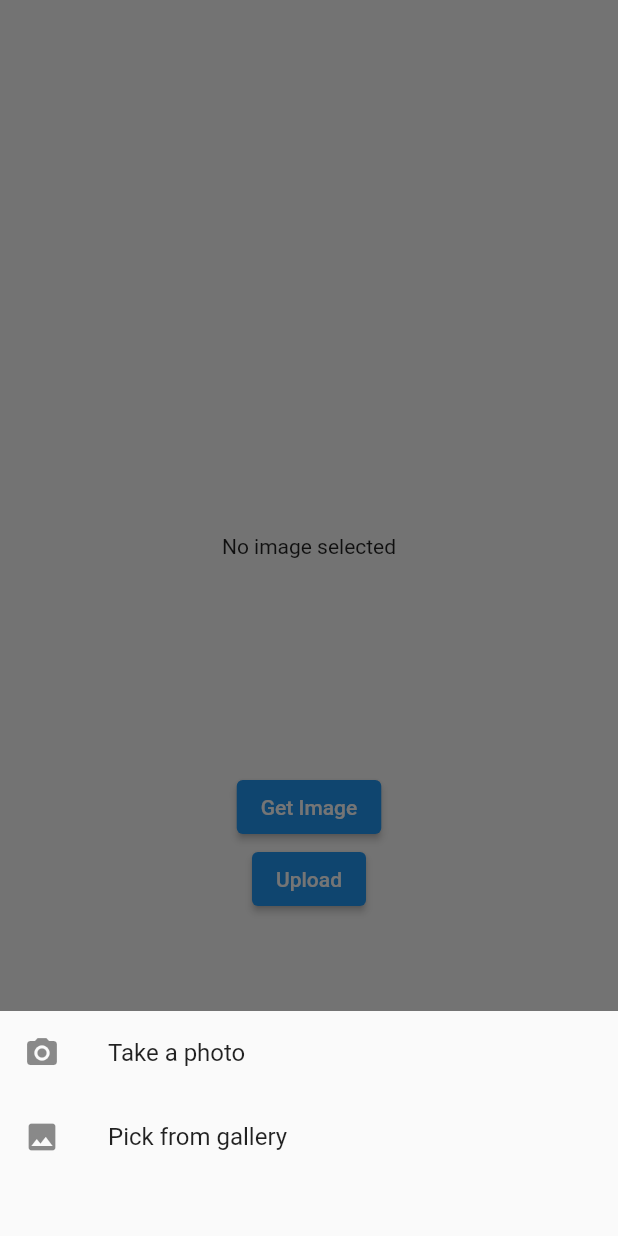
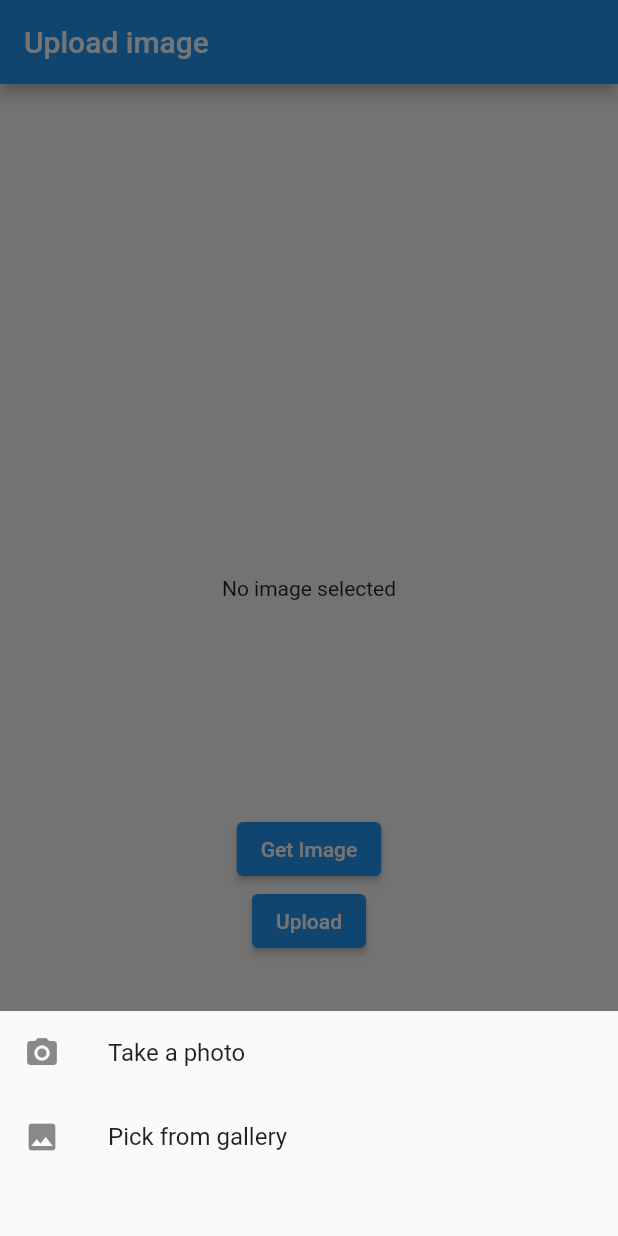
Before and after one commit to Abdujabbor17/cat_api_flutter, a Flutter app: the screen it shows after launch, after a tap on "Get Image", on a phone screen of 412 x 824 dp. Run offline on Flutter 3.47's test engine with Material 2 defaults, Android fonts, the phone set to English and light mode, and no system bars; our stand-ins replace dio, image_picker, logger.

Commit message:
fixed upload image

```diff
--- a/lib/view/home_page.dart
+++ b/lib/view/home_page.dart
@@ -30,6 +30,7 @@ class _HomePageState extends State<HomePage> {
   @override
   Widget build(BuildContext context) {
     return Scaffold(
+      appBar: AppBar(title: const Text('Upload image'),),
 
       body: SizedBox(
         width: MediaQuery.of(context).size.width,
@@ -53,8 +54,8 @@ class _HomePageState extends State<HomePage> {
                     child: Column(
                       children: <Widget>[
                         ListTile(
-                          leading: Icon(Icons.camera_alt),
-                          title: Text("Take a photo"),
+                          leading: const Icon(Icons.camera_alt),
+                          title: const Text("Take a photo"),
                           onTap: () async {
                             await _pickImage(ImageSource.camera);
                             Navigator.pop(context);
@@ -79,7 +80,7 @@ class _HomePageState extends State<HomePage> {
             ElevatedButton(
                 onPressed: () async {
                   if(_image.path != ''){
-                    var result = await CatService.uploadImage(_image.path);
+                   var result = await CatService.uploadImage(_image.path);
 
                     if (result) {
                       Utils.snackBarSuccess(
```
Also changed, not shown: lib/service/user_service.dart (+6 -7 lines).
